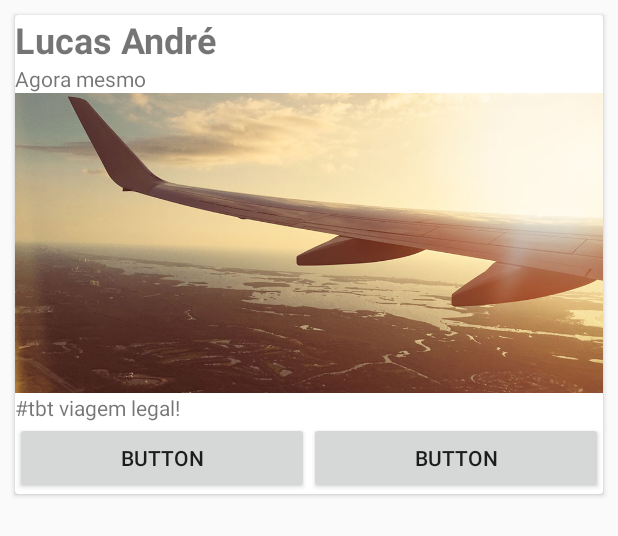
After one commit to LucasAndreCruz/CardView, an Android app: the layout postagem_detalhe.xml on its own in the app's theme, with its tools: preview values and no code run, on a phone screen of 412 x 824 dp. The commit adds this screen. Shown: the top 536 px of the screen. Run offline under Robolectric (Android 15) with nearby library versions, the phone set to English and light mode, and no system bars.

Commit message:
Commit CardView - part 1: criando classes RecyclerView, Adapter, MyViewHolder...

```diff
--- a/app/build.gradle
+++ b/app/build.gradle
@@ -32,4 +32,5 @@ dependencies {
     androidTestImplementation 'androidx.test.ext:junit:1.1.1'
     androidTestImplementation 'androidx.test.espresso:espresso-core:3.2.0'
     implementation 'androidx.recyclerview:recyclerview:1.1.0'
+    implementation 'androidx.cardview:cardview:1.0.0'
 }
--- a/app/src/main/AndroidManifest.xml
+++ b/app/src/main/AndroidManifest.xml
@@ -9,7 +9,7 @@
         android:roundIcon="@mipmap/ic_launcher_round"
         android:supportsRtl="true"
         android:theme="@style/AppTheme">
-        <activity android:name=".MainActivity">
+        <activity android:name=".activity.MainActivity">
             <intent-filter>
                 <action android:name="android.intent.action.MAIN" />
 
--- /dev/null
+++ b/app/src/main/res/layout/postagem_detalhe.xml
@@ -0,0 +1,70 @@
+<?xml version="1.0" encoding="utf-8"?>
+<androidx.cardview.widget.CardView
+
+    xmlns:android="http://schemas.android.com/apk/res/android"
+    xmlns:app="http://schemas.android.com/apk/res-auto"
+    android:layout_width="match_parent"
+    android:layout_height="wrap_content"
+    android:layout_margin="10dp">
+
+    <LinearLayout
+        android:layout_width="match_parent"
+        android:layout_height="match_parent"
+        android:orientation="vertical">
+
+        <LinearLayout
+            android:layout_width="match_parent"
+            android:layout_height="match_parent"
+            android:orientation="vertical">
+
+            <TextView
+                android:id="@+id/textView"
+                android:layout_width="match_parent"
+                android:layout_height="wrap_content"
+                android:text="Lucas André"
+                android:textSize="24sp"
+                android:textStyle="bold" />
+
+            <TextView
+                android:id="@+id/textView2"
+                android:layout_width="match_parent"
+                android:layout_height="wrap_content"
+                android:text="Agora mesmo" />
+
+            <ImageView
+                android:id="@+id/imageView"
+                android:layout_width="match_parent"
+                android:layout_height="200dp"
+                android:scaleType="centerCrop"
+                app:srcCompat="@drawable/imagem1" />
+
+            <TextView
+                android:id="@+id/textView3"
+                android:layout_width="match_parent"
+                android:layout_height="wrap_content"
+                android:text="#tbt viagem legal!" />
+
+        </LinearLayout>
+
+        <LinearLayout
+            android:layout_width="match_parent"
+            android:layout_height="match_parent"
+            android:orientation="horizontal">
+
+            <Button
+                android:id="@+id/button"
+                android:layout_width="wrap_content"
+                android:layout_height="wrap_content"
+                android:layout_weight="1"
+                android:text="Button" />
+
+            <Button
+                android:id="@+id/button2"
+                android:layout_width="wrap_content"
+                android:layout_height="wrap_content"
+                android:layout_weight="1"
+                android:text="Button" />
+        </LinearLayout>
+    </LinearLayout>
+
+</androidx.cardview.widget.CardView>
```
Also changed, not shown: app/src/main/java/com/cursoandroid/cardview/MainActivity.java (deleted, +0 -14 lines), app/src/main/java/com/cursoandroid/cardview/activity/MainActivity.java (added, +36 -0 lines), app/src/main/java/com/cursoandroid/cardview/adapter/PostagemAdapter.java (added, +46 -0 lines), app/src/main/res/layout/activity_main.xml (+14 -5 lines), app/src/main/res/drawable-v24/imagem1.jpg (added), app/src/main/res/drawable-v24/imagem2.jpg (added), app/src/main/res/drawable-v24/imagem3.jpg (added), app/src/main/res/drawable-v24/imagem4.jpg (added).
